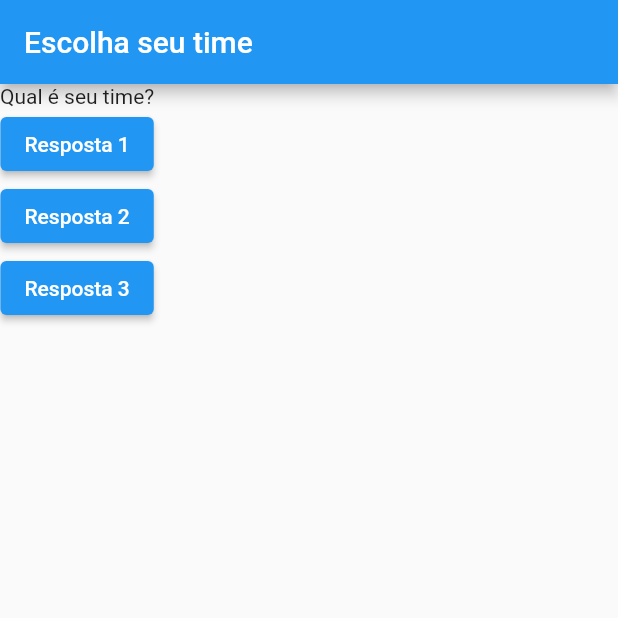
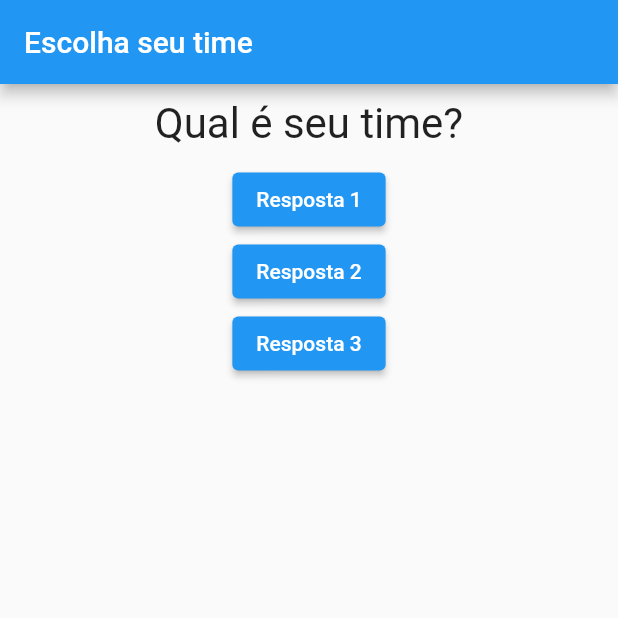
Before and after one commit to DaniloSacramento/CursoFlutter-, a Flutter app: the screen it shows after launch, after a tap on "Resposta 1", on a phone screen of 412 x 824 dp, the top half of it. Run offline on Flutter 3.47's test engine with Material 2 defaults, Android fonts, the phone set to English and light mode, and no system bars.

Commit message:
Aplicamento estilo

```diff
--- /dev/null
+++ b/lib/Questao.dart
@@ -0,0 +1,25 @@
+import 'package:flutter/src/widgets/container.dart';
+import 'package:flutter/src/widgets/framework.dart';
+import 'package:flutter/material.dart';
+class Questao extends StatelessWidget {
+
+   final texto;
+   Questao(this.texto );  // COSTRUTOR
+
+  @override
+  Widget build(BuildContext context) {
+    return Container(
+      width: double.infinity,   // valor maximo do double, basicamente é o valor da tela 2x
+      margin: const EdgeInsets.all(10),
+      child: Text(
+        texto,
+        style: const TextStyle(
+          fontSize: 28),
+          textAlign: TextAlign.center,
+
+
+
+      ),
+    );
+  }
+}
--- a/lib/main.dart
+++ b/lib/main.dart
@@ -1,22 +1,31 @@
 import 'package:flutter/material.dart';
+import './Questao.dart';
 
 main() => runApp(PerguntaApp());  // INSTANCIEI O PERGUNTA APP
 
+class _PerguntaAppState extends State<PerguntaApp> {
 
-class PerguntaApp extends StatelessWidget{
-  void responder() {
-
-      print("Pergunta respondida");
-
-  }
+   var _PerguntaSelecionada = 0;
 
 
+
+
+  void _responder() {
+     setState(() {
+        _PerguntaSelecionada++;   // DENTRO DO SET STATE VOCE PASSA AQUILO QUE ESTÁ SENDO MODIFICADO
+     });
+      print(_PerguntaSelecionada);
+
+       }
 
   @override
 
   Widget build (BuildContext context){  // CRIAMOS UM METODO
 
-    final List <String> perguntas = [ "Qual é sua cor favorita?",  "Qual é seu time?", "Qual seu animal favorito?",
+    final perguntas = [
+    "Qual é sua cor favorita?",
+    "Qual é seu time?",
+    "Qual seu animal favorito?",
   ];
 
     return  MaterialApp(
@@ -26,18 +35,18 @@ class PerguntaApp extends StatelessWidget{
         ),
          body:  Column(
            children:  <Widget>  [
-             Text(perguntas.elementAt(1)),
+             Questao(perguntas[_PerguntaSelecionada]),
               ElevatedButton(
               child:  Text("Resposta 1") ,  // UM BOTAO QUE RECEBE UM FILHO = CHILD
-              onPressed: responder,  // NÃO ESTA PASSANDO NENHUMA FUNÇÃO PARA SER EXECUTADA NO BOTAO
+              onPressed: _responder,  // NÃO ESTA PASSANDO NENHUMA FUNÇÃO PARA SER EXECUTADA NO BOTAO
              ),
               ElevatedButton(
               child: Text("Resposta 2") ,
-              onPressed: responder,
+              onPressed: _responder,
              ),
                ElevatedButton(
               child: Text("Resposta 3") ,
-              onPressed: () => print("Resposta 3!"),
+              onPressed: _responder,
              )
            ],
          ),
@@ -46,3 +55,16 @@ class PerguntaApp extends StatelessWidget{
 
   }
 }
+class PerguntaApp extends StatefulWidget{
+
+ @override
+  _PerguntaAppState createState() {
+     return _PerguntaAppState();
+  }
+
+
+
+
+
+
+}
```
